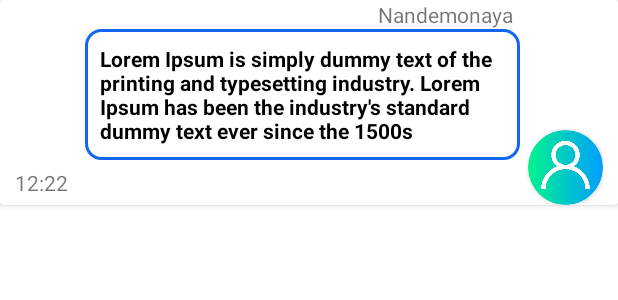
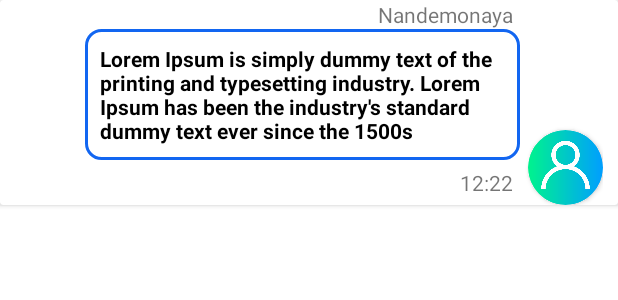
Before and after one commit to FaultHappens/AnyChat, an Android app: the layout right_chat_item_card_view.xml on its own in the app's theme, with its tools: preview values and no code run, on a phone screen of 412 x 824 dp. Shown: the top 300 px of the screen. Run offline under Robolectric (Android 15) with nearby library versions, the phone set to English and light mode, and no system bars; network calls fail.

Commit message:
Fixed message layout

```diff
--- a/app/src/main/res/layout/left_chat_item_card_view.xml
+++ b/app/src/main/res/layout/left_chat_item_card_view.xml
@@ -67,7 +67,7 @@
             android:layout_marginStart="10dp"
             android:layout_height="wrap_content"
             android:layout_marginTop="5dp"
-            app:layout_constraintStart_toEndOf="@+id/userImageIV"
+            app:layout_constraintStart_toEndOf="@+id/cardView"
             app:layout_constraintTop_toBottomOf="@+id/linearLayout5"
             tools:text="12:22" />
 
--- a/app/src/main/res/layout/right_chat_item_card_view.xml
+++ b/app/src/main/res/layout/right_chat_item_card_view.xml
@@ -67,7 +67,7 @@
 
             android:layout_marginEnd="10dp"
             android:layout_marginTop="5dp"
-            app:layout_constraintEnd_toStartOf="@+id/userImageIV"
+            app:layout_constraintEnd_toStartOf="@+id/cardView"
             app:layout_constraintTop_toBottomOf="@+id/linearLayout5"
             tools:text="12:22" />
 
```
